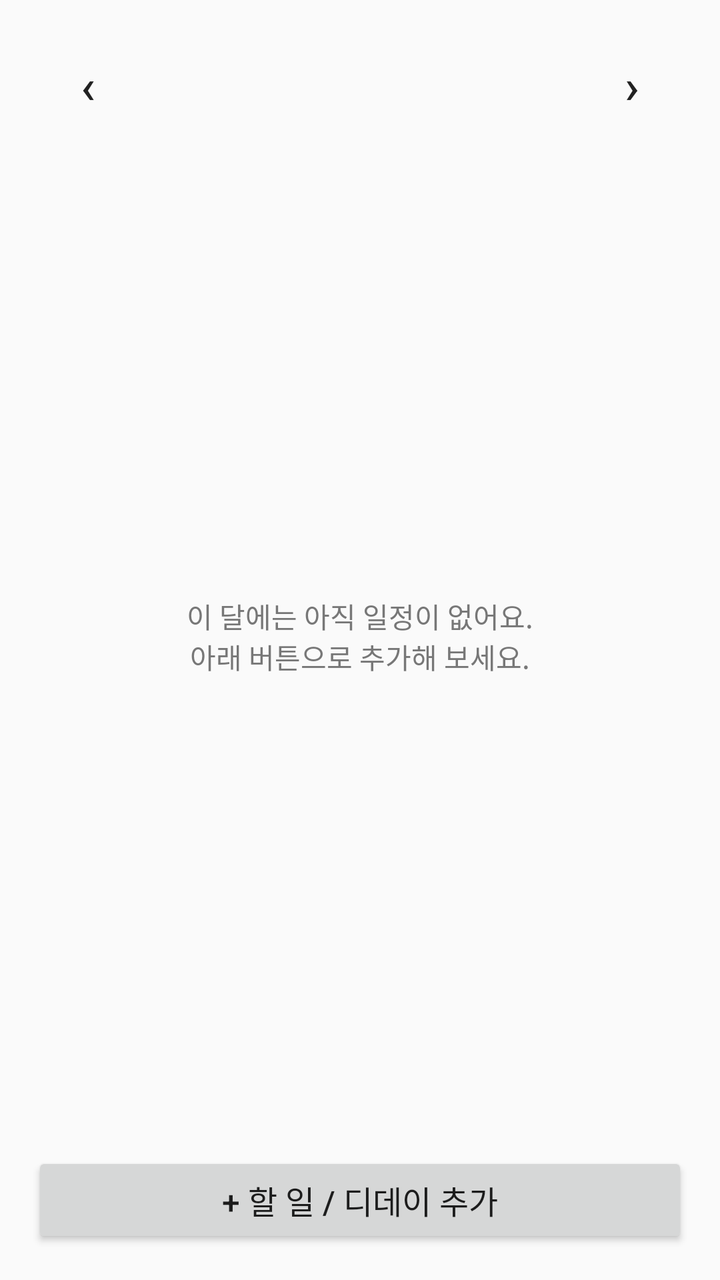
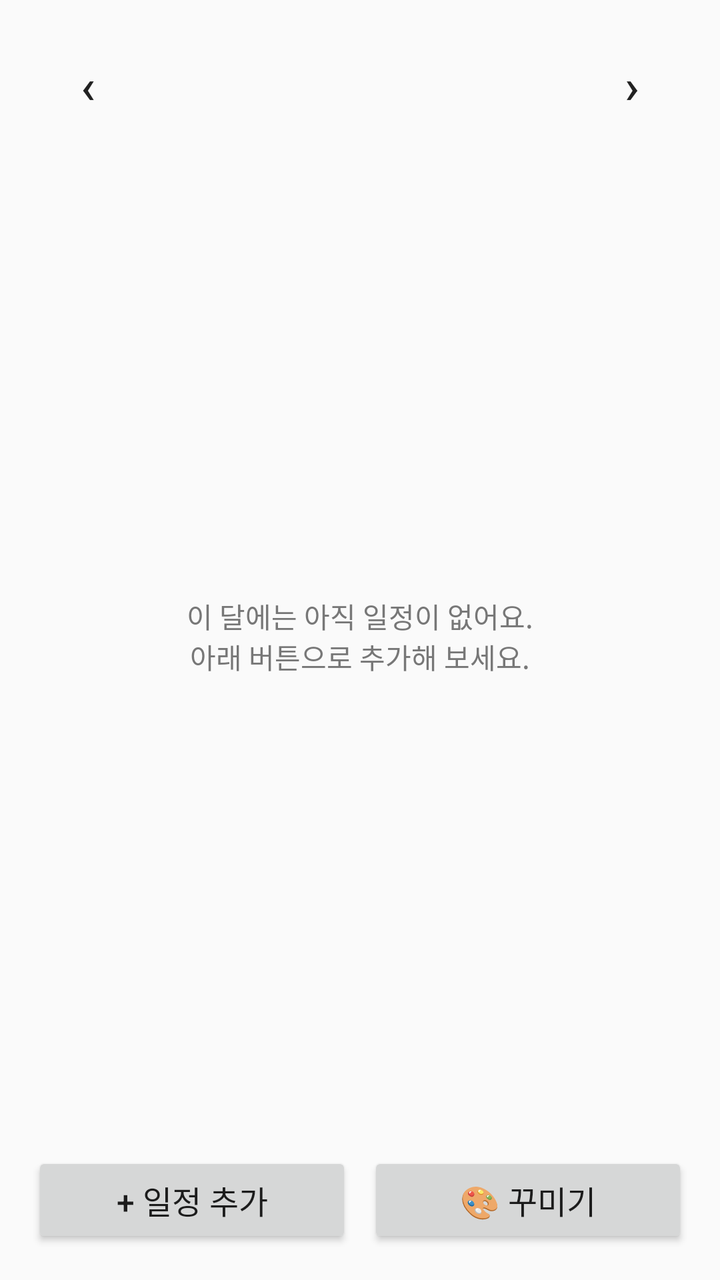

Compare the two renders of this Android layout. The source of the first and the diff that turns it into the second are given below.
<!-- AndroidManifest.xml: application theme AppTheme -->
<!-- res/layout/activity_main.xml -->
<LinearLayout xmlns:android="http://schemas.android.com/apk/res/android"
    android:layout_width="match_parent"
    android:layout_height="match_parent"
    android:orientation="vertical"
    android:padding="16dp">

    <LinearLayout
        android:layout_width="match_parent"
        android:layout_height="wrap_content"
        android:gravity="center_vertical"
        android:orientation="horizontal">
        <Button
            android:id="@+id/btn_prev"
            style="?android:attr/borderlessButtonStyle"
            android:layout_width="56dp"
            android:layout_height="wrap_content"
            android:text="‹"
            android:textSize="24sp" />
        <TextView
            android:id="@+id/month_title"
            android:layout_width="0dp"
            android:layout_height="wrap_content"
            android:layout_weight="1"
            android:gravity="center"
            android:textSize="20sp"
            android:textStyle="bold" />
        <Button
            android:id="@+id/btn_next"
            style="?android:attr/borderlessButtonStyle"
            android:layout_width="56dp"
            android:layout_height="wrap_content"
            android:text="›"
            android:textSize="24sp" />
    </LinearLayout>

    <FrameLayout
        android:layout_width="match_parent"
        android:layout_height="0dp"
        android:layout_weight="1">
        <ListView
            android:id="@+id/list"
            android:layout_width="match_parent"
            android:layout_height="match_parent"
            android:divider="@color/divider"
            android:dividerHeight="1dp" />
        <TextView
            android:id="@+id/empty"
            android:layout_width="match_parent"
            android:layout_height="match_parent"
            android:gravity="center"
            android:text="이 달에는 아직 일정이 없어요.\n아래 버튼으로 추가해 보세요."
            android:textColor="@color/text_secondary" />
    </FrameLayout>

    <Button
        android:id="@+id/btn_add"
        android:layout_width="match_parent"
        android:layout_height="wrap_content"
        android:layout_marginTop="8dp"
        android:text="+ 할 일 / 디데이 추가"
        android:textSize="16sp" />
</LinearLayout>
<!-- resources referenced by this layout -->
<resources>
  <color name="divider">#22000000</color>
  <color name="text_secondary">#777777</color>
  <style name="AppTheme" parent="android:Theme.Material.Light.DarkActionBar">
          <item name="android:colorPrimary">@color/accent</item>
          <item name="android:colorPrimaryDark">@color/accent_dark</item>
          <item name="android:colorAccent">@color/accent</item>
      </style>
  <color name="accent">#5B6CF0</color>
  <color name="accent_dark">#3F4CC0</color>
</resources>

<!-- the commit's change to res/layout/activity_main.xml (unified diff, before → after) -->
@@ -52,11 +52,25 @@
             android:textColor="@color/text_secondary" />
     </FrameLayout>
 
-    <Button
-        android:id="@+id/btn_add"
+    <LinearLayout
         android:layout_width="match_parent"
         android:layout_height="wrap_content"
         android:layout_marginTop="8dp"
-        android:text="+ 할 일 / 디데이 추가"
-        android:textSize="16sp" />
+        android:orientation="horizontal">
+        <Button
+            android:id="@+id/btn_add"
+            android:layout_width="0dp"
+            android:layout_height="wrap_content"
+            android:layout_weight="1"
+            android:text="+ 일정 추가"
+            android:textSize="16sp" />
+        <Button
+            android:id="@+id/btn_decor"
+            android:layout_width="0dp"
+            android:layout_height="wrap_content"
+            android:layout_marginStart="8dp"
+            android:layout_weight="1"
+            android:text="🎨 꾸미기"
+            android:textSize="16sp" />
+    </LinearLayout>
 </LinearLayout>
